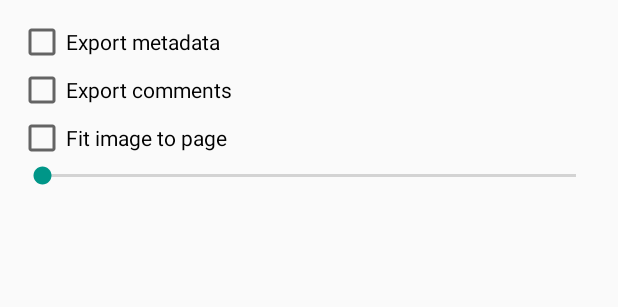
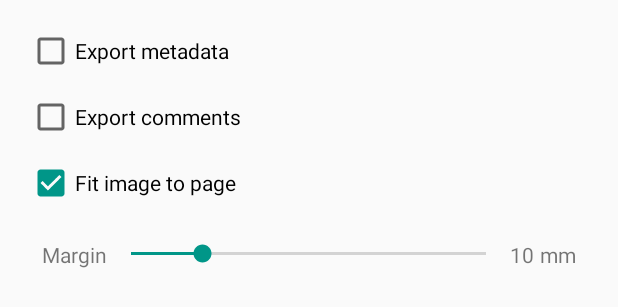
Before and after one commit to sismics/docs, an Android app: the layout document_export_pdf_dialog.xml on its own in the app's theme, with its tools: preview values and no code run, on a phone screen of 412 x 824 dp. Shown: the top 307 px of the screen. Run offline under Robolectric (Android 15) with nearby library versions, the phone set to English and light mode, and no system bars.

Commit message:
Closes #55: Android: PDF download

```diff
--- a/docs-android/app/build.gradle
+++ b/docs-android/app/build.gradle
@@ -3,7 +3,7 @@ buildscript {
         jcenter()
     }
     dependencies {
-        classpath 'com.android.tools.build:gradle:2.0.0-beta2'
+        classpath 'com.android.tools.build:gradle:2.0.0-beta3'
     }
 }
 apply plugin: 'com.android.application'
--- a/docs-android/app/src/main/java/com/sismics/docs/util/ApplicationUtil.java
+++ b/docs-android/app/src/main/java/com/sismics/docs/util/ApplicationUtil.java
@@ -10,7 +10,6 @@ import android.content.pm.PackageManager.NameNotFoundException;
  * @author bgamard
  */
 public class ApplicationUtil {
-
     /**
      * Returns version name.
      *
--- a/docs-android/app/src/main/java/com/sismics/docs/util/DialogUtil.java
+++ b/docs-android/app/src/main/java/com/sismics/docs/util/DialogUtil.java
@@ -12,7 +12,6 @@ import com.sismics.docs.R;
  * @author bgamard
  */
 public class DialogUtil {
-
     /**
      * Create a dialog with an OK button.
      *
--- a/docs-android/app/src/main/res/layout/document_export_pdf_dialog.xml
+++ b/docs-android/app/src/main/res/layout/document_export_pdf_dialog.xml
@@ -8,23 +8,59 @@
     <CheckBox
         android:layout_width="wrap_content"
         android:layout_height="wrap_content"
-        android:text="Export metadata"
-        android:id="@+id/checkBox" />
+        android:layout_margin="6dp"
+        android:text="@string/export_metadata"
+        android:id="@+id/exportMetadataCheckbox" />
 
     <CheckBox
         android:layout_width="wrap_content"
         android:layout_height="wrap_content"
-        android:text="Export comments"
-        android:id="@+id/checkBox2" />
+        android:layout_margin="6dp"
+        android:text="@string/export_comments"
+        android:id="@+id/exportCommentsCheckbox" />
 
     <CheckBox
         android:layout_width="wrap_content"
         android:layout_height="wrap_content"
-        android:text="Fit image to page"
-        android:id="@+id/checkBox3" />
+        android:layout_margin="6dp"
+        android:checked="true"
+        android:text="@string/fit_image_to_page"
+        android:id="@+id/fitToPageCheckbox" />
 
-    <SeekBar
+    <LinearLayout
         android:layout_width="match_parent"
         android:layout_height="wrap_content"
-        android:id="@+id/seekBar" />
+        android:layout_margin="16dp"
+        android:orientation="horizontal">
+
+        <TextView
+            android:layout_width="wrap_content"
+            android:layout_height="wrap_content"
+            android:text="@string/margin"
+            android:layout_weight="0"/>
+
+        <SeekBar
+            android:layout_width="match_parent"
+            android:layout_height="wrap_content"
+            android:layout_weight="1"
+            android:id="@+id/marginSeekBar"
+            android:progress="10"
+            android:max="50"/>
+
+        <TextView
+            android:id="@+id/marginValueText"
+            android:layout_width="wrap_content"
+            android:layout_height="wrap_content"
+            android:layout_weight="0"
+            android:text="10"/>
+
+        <TextView
+            android:layout_width="wrap_content"
+            android:layout_height="wrap_content"
+            android:layout_marginLeft="4dp"
+            android:layout_marginStart="4dp"
+            android:layout_weight="0"
+            android:text="@string/mm"/>
+
+    </LinearLayout>
 </LinearLayout>
--- a/docs-android/app/src/main/res/values/strings.xml
+++ b/docs-android/app/src/main/res/values/strings.xml
@@ -28,9 +28,7 @@
     <string name="crash_toast_text">A crash occurred, a report has been sent to resolve this problem</string>
     <string name="created_date">Created date</string>
     <string name="download_file">Download current file</string>
-    <string name="downloading_file">Downloading file number %1s</string>
     <string name="download_document">Download</string>
-    <string name="downloading_document">Downloading document</string>
     <string name="action_search">Search documents</string>
     <string name="all_documents">All documents</string>
     <string name="shared_documents">Shared documents</string>
@@ -119,6 +117,13 @@
     <string name="error_deleting_comment">Error deleting comment</string>
     <string name="export_pdf">Export PDF</string>
     <string name="download">Download</string>
-
+    <string name="margin">Margin</string>
+    <string name="fit_image_to_page">Fit image to page</string>
+    <string name="export_comments">Export comments</string>
+    <string name="export_metadata">Export metadata</string>
+    <string name="mm">mm</string>
+    <string name="download_file_title">Sismics Docs file export</string>
+    <string name="download_document_title">Sismics Docs document export</string>
+    <string name="download_pdf_title">Sismics Docs PDF export</string>
 
 </resources>
```
Also changed, not shown: docs-android/app/src/main/java/com/sismics/docs/activity/DocumentViewActivity.java (+7 -28 lines), docs-android/app/src/main/java/com/sismics/docs/fragment/DocExportPdfFragment.java (+40 -1 lines), docs-android/app/src/main/java/com/sismics/docs/util/NetworkUtil.java (added, +33 -0 lines), 1 other file.
